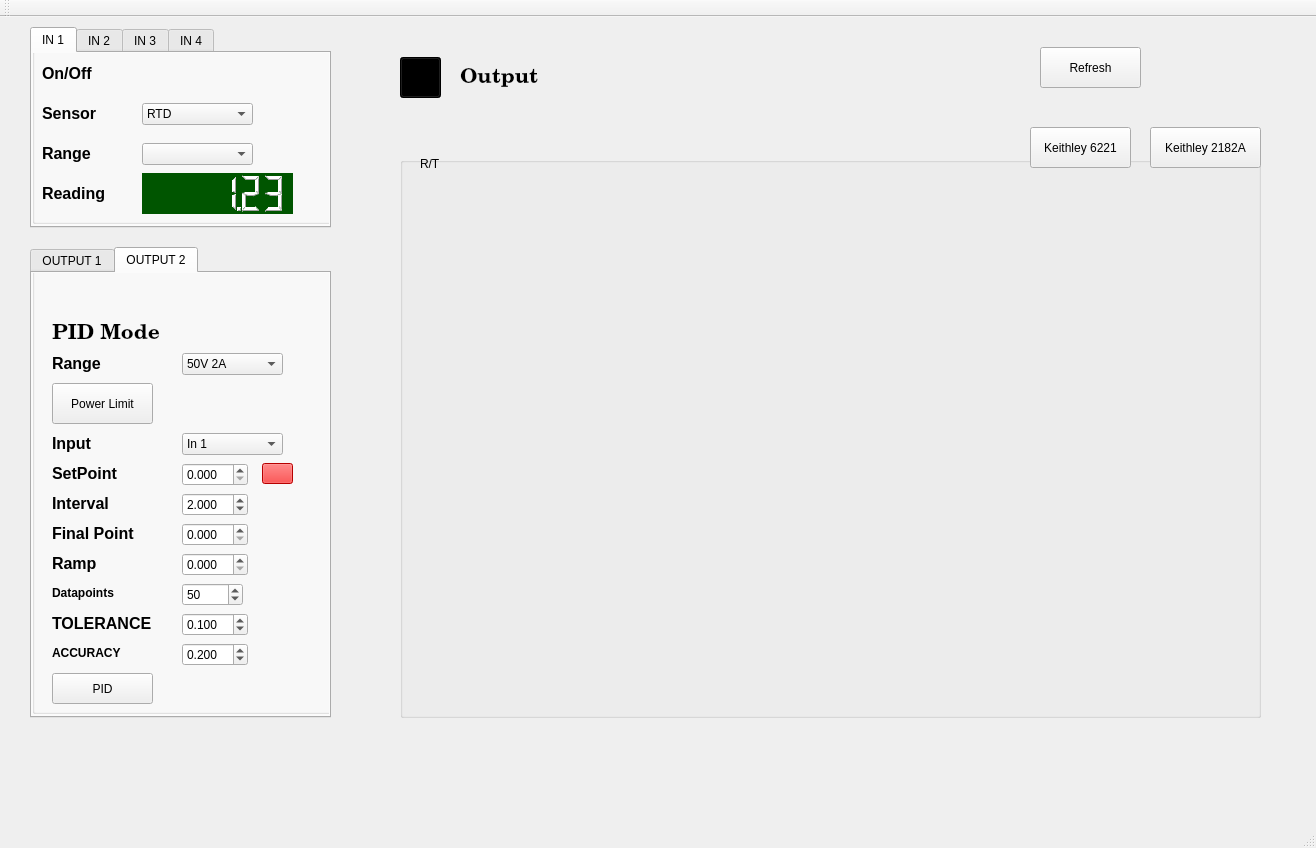
Qt form Control VI/mainwindow.ui (rohitranjan017/Interfacing-and-Data-Acquisition-from-Scientific-Instruments) before a commit.
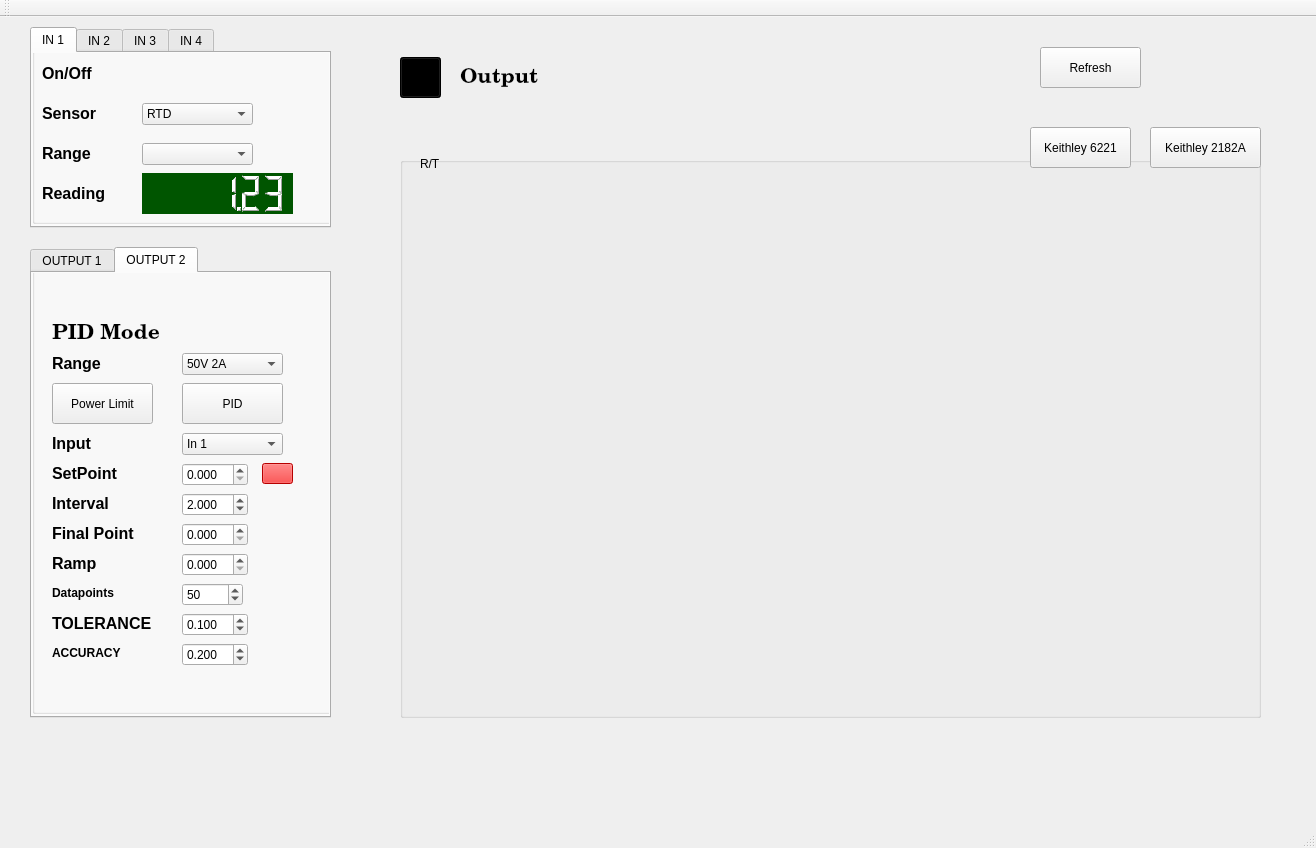
The same form after that commit. Icons and pictures are not drawn.

The edit to the form file:
```diff
--- a/Control VI/mainwindow.ui
+++ b/Control VI/mainwindow.ui
@@ -1544,10 +1544,10 @@
       <widget class="QPushButton" name="pidctrl2">
        <property name="geometry">
         <rect>
-         <x>20</x>
-         <y>450</y>
+         <x>150</x>
+         <y>160</y>
          <width>101</width>
-         <height>31</height>
+         <height>41</height>
         </rect>
        </property>
        <property name="text">
```
Left out of the diff: 30 changed lines with no effect on the pictures.
